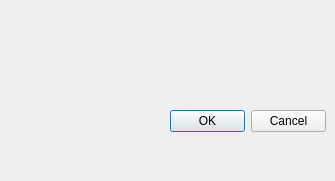
This is mainwidet.ui in kimbakcho/Auto_update_program as Qt 5 draws it before an edit. The edited form follows.
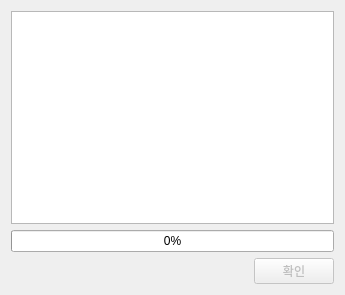
This is the edited form.

The edit to the form file:
```diff
--- a/mainwidet.ui
+++ b/mainwidet.ui
@@ -6,26 +6,63 @@
    <rect>
     <x>0</x>
     <y>0</y>
-    <width>335</width>
-    <height>181</height>
+    <width>345</width>
+    <height>295</height>
    </rect>
   </property>
   <property name="windowTitle">
    <string>Mainwidet</string>
   </property>
-  <widget class="QDialogButtonBox" name="buttonBox">
-   <property name="geometry">
-    <rect>
-     <x>170</x>
-     <y>110</y>
-     <width>156</width>
-     <height>23</height>
-    </rect>
-   </property>
-   <property name="standardButtons">
-    <set>QDialogButtonBox::Cancel|QDialogButtonBox::Ok</set>
-   </property>
-  </widget>
+  <layout class="QGridLayout" name="gridLayout">
+   <item row="2" column="1">
+    <widget class="QPushButton" name="confirm_btn">
+     <property name="enabled">
+      <bool>false</bool>
+     </property>
+     <property name="sizePolicy">
+      <sizepolicy hsizetype="Maximum" vsizetype="Maximum">
+       <horstretch>0</horstretch>
+       <verstretch>0</verstretch>
+      </sizepolicy>
+     </property>
+     <property name="text">
+      <string>확인</string>
+     </property>
+    </widget>
+   </item>
+   <item row="2" column="0">
+    <spacer name="horizontalSpacer">
+     <property name="orientation">
+      <enum>Qt::Horizontal</enum>
+     </property>
+     <property name="sizeHint" stdset="0">
+      <size>
+       <width>40</width>
+       <height>20</height>
+      </size>
+     </property>
+    </spacer>
+   </item>
+   <item row="1" column="0" colspan="2">
+    <widget class="QProgressBar" name="progressBar">
+     <property name="value">
+      <number>0</number>
+     </property>
+     <property name="alignment">
+      <set>Qt::AlignCenter</set>
+     </property>
+     <property name="invertedAppearance">
+      <bool>false</bool>
+     </property>
+     <property name="format">
+      <string>%p%</string>
+     </property>
+    </widget>
+   </item>
+   <item row="0" column="0" colspan="2">
+    <widget class="QTextEdit" name="update_content"/>
+   </item>
+  </layout>
  </widget>
  <layoutdefault spacing="6" margin="11"/>
  <resources/>
```
